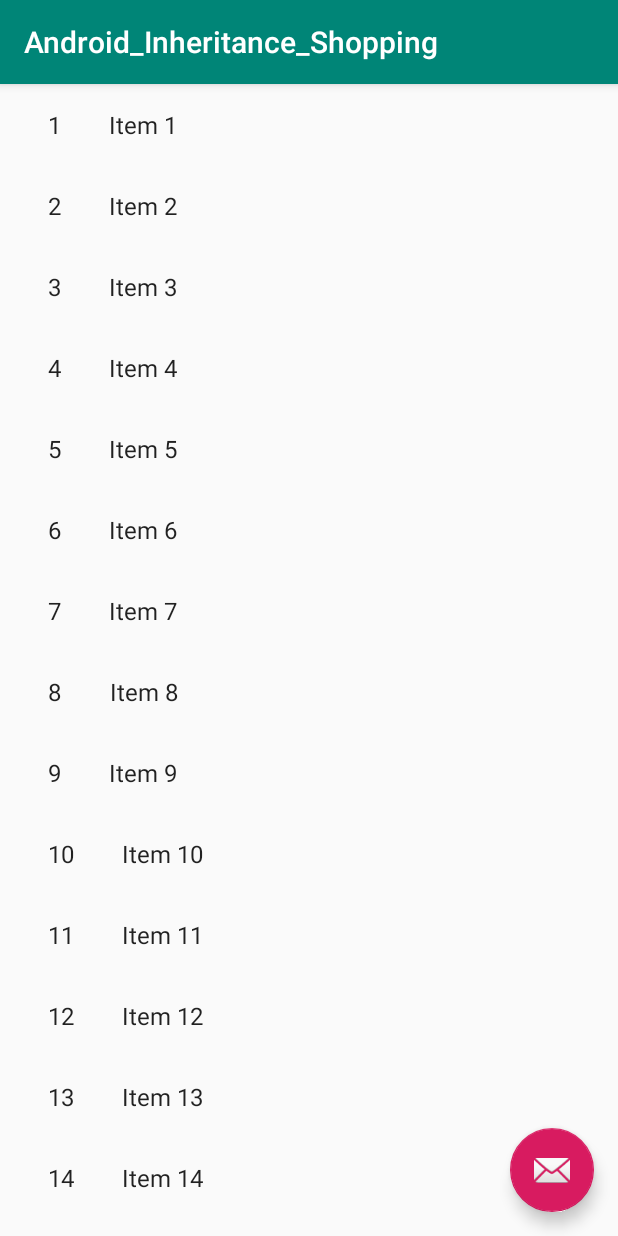
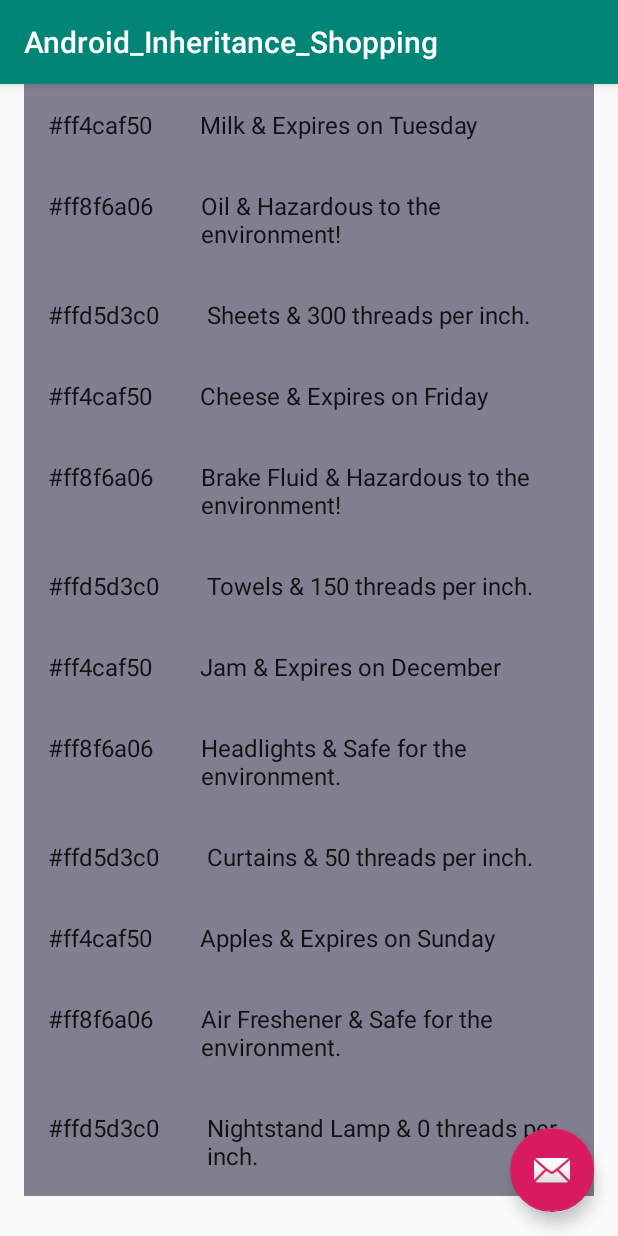
Before and after one commit to bloominstituteoftechnology/Android_Inheritance_Shopping, an Android app: the screen it shows after launch (ItemListActivity), on a phone screen of 412 x 824 dp. Run offline under Robolectric (Android 15) with nearby library versions, the phone set to English and light mode, and no system bars.

Commit message:
Pass Serializable object to Details Fragment

```diff
--- a/app/src/main/java/com/lambdaschool/android_inheritance_shopping/Food.java
+++ b/app/src/main/java/com/lambdaschool/android_inheritance_shopping/Food.java
@@ -1,6 +1,8 @@
 package com.lambdaschool.android_inheritance_shopping;
 
-public class Food extends ShoppingItem {
+import java.io.Serializable;
+
+public class Food extends ShoppingItem implements Serializable {
     private static final int COLOR_RESOURCE_ID = R.color.shopping_item_food;
     private String expirationDate;
 
--- a/app/src/main/java/com/lambdaschool/android_inheritance_shopping/ItemDetailActivity.java
+++ b/app/src/main/java/com/lambdaschool/android_inheritance_shopping/ItemDetailActivity.java
@@ -53,8 +53,8 @@ public class ItemDetailActivity extends AppCompatActivity {
             // Create the detail fragment and add it to the activity
             // using a fragment transaction.
             Bundle arguments = new Bundle();
-            arguments.putString(ItemDetailFragment.ARG_ITEM_ID,
-                    getIntent().getStringExtra(ItemDetailFragment.ARG_ITEM_ID));
+            arguments.putSerializable(ItemDetailFragment.ARG_ITEM_ID,
+                    getIntent().getSerializableExtra(ItemDetailFragment.ARG_ITEM_ID));
             ItemDetailFragment fragment = new ItemDetailFragment();
             fragment.setArguments(arguments);
             getSupportFragmentManager().beginTransaction()
--- a/app/src/main/java/com/lambdaschool/android_inheritance_shopping/ItemDetailFragment.java
+++ b/app/src/main/java/com/lambdaschool/android_inheritance_shopping/ItemDetailFragment.java
@@ -9,7 +9,7 @@ import android.view.View;
 import android.view.ViewGroup;
 import android.widget.TextView;
 
-import com.lambdaschool.android_inheritance_shopping.dummy.DummyContent;
+import java.util.ArrayList;
 
 /**
  * A fragment representing a single Item detail screen.
@@ -27,7 +27,7 @@ public class ItemDetailFragment extends Fragment {
     /**
      * The dummy content this fragment is presenting.
      */
-    private DummyContent.DummyItem mItem;
+    private ShoppingItem mItem;
 
     /**
      * Mandatory empty constructor for the fragment manager to instantiate the
@@ -44,24 +44,24 @@ public class ItemDetailFragment extends Fragment {
             // Load the dummy content specified by the fragment
             // arguments. In a real-world scenario, use a Loader
             // to load content from a content provider.
-            mItem = DummyContent.ITEM_MAP.get(getArguments().getString(ARG_ITEM_ID));
+            mItem = (ShoppingItem)getArguments().getSerializable(ARG_ITEM_ID);
 
             Activity activity = this.getActivity();
-            CollapsingToolbarLayout appBarLayout = (CollapsingToolbarLayout) activity.findViewById(R.id.toolbar_layout);
+            CollapsingToolbarLayout appBarLayout = activity.findViewById(R.id.toolbar_layout);
             if (appBarLayout != null) {
-                appBarLayout.setTitle(mItem.content);
+                appBarLayout.setBackgroundColor(mItem.getColorId());
+                appBarLayout.setTitle(mItem.getProductName());
             }
         }
     }
 
     @Override
-    public View onCreateView(LayoutInflater inflater, ViewGroup container,
-                             Bundle savedInstanceState) {
+    public View onCreateView(LayoutInflater inflater, ViewGroup container, Bundle savedInstanceState) {
         View rootView = inflater.inflate(R.layout.item_detail, container, false);
 
         // Show the dummy content as text in a TextView.
         if (mItem != null) {
-            ((TextView) rootView.findViewById(R.id.item_detail)).setText(mItem.details);
+            ((TextView) rootView.findViewById(R.id.item_detail)).setText(mItem.getDisplayName());
         }
 
         return rootView;
--- a/app/src/main/java/com/lambdaschool/android_inheritance_shopping/ItemListActivity.java
+++ b/app/src/main/java/com/lambdaschool/android_inheritance_shopping/ItemListActivity.java
@@ -12,11 +12,10 @@ import android.support.design.widget.Snackbar;
 import android.view.LayoutInflater;
 import android.view.View;
 import android.view.ViewGroup;
+import android.widget.LinearLayout;
 import android.widget.TextView;
 
-import com.lambdaschool.android_inheritance_shopping.dummy.DummyContent;
-
-import java.util.List;
+import java.util.ArrayList;
 
 /**
  * An activity representing a list of Items. This activity
@@ -33,6 +32,8 @@ public class ItemListActivity extends AppCompatActivity {
      * device.
      */
     private boolean mTwoPane;
+
+    private ArrayList<ShoppingItem> shoppingItemArrayList;
 
     @Override
     protected void onCreate(Bundle savedInstanceState) {
@@ -62,44 +63,55 @@ public class ItemListActivity extends AppCompatActivity {
 
         View recyclerView = findViewById(R.id.item_list);
         assert recyclerView != null;
+        populateShoppingBag();
         setupRecyclerView((RecyclerView) recyclerView);
     }
 
-    private void setupRecyclerView(@NonNull RecyclerView recyclerView) {
-        recyclerView.setAdapter(new SimpleItemRecyclerViewAdapter(this, DummyContent.ITEMS, mTwoPane));
+    private void populateShoppingBag() {
+        shoppingItemArrayList = new ArrayList<>();
+        shoppingItemArrayList.add(new Food("Milk", "Tuesday"));
+        shoppingItemArrayList.add(new Automotive("Oil", true));
+        shoppingItemArrayList.add(new Bedroom("Sheets", 300));
+        shoppingItemArrayList.add(new Food("Cheese", "Friday"));
+        shoppingItemArrayList.add(new Automotive("Brake Fluid", true));
+        shoppingItemArrayList.add(new Bedroom("Towels", 150));
+        shoppingItemArrayList.add(new Food("Jam", "December"));
+        shoppingItemArrayList.add(new Automotive("Headlights", false));
+        shoppingItemArrayList.add(new Bedroom("Curtains", 50));
+        shoppingItemArrayList.add(new Food("Apples", "Sunday"));
+        shoppingItemArrayList.add(new Automotive("Air Freshener", false));
+        shoppingItemArrayList.add(new Bedroom("Nightstand Lamp", 0));
     }
 
-    public static class SimpleItemRecyclerViewAdapter
-            extends RecyclerView.Adapter<SimpleItemRecyclerViewAdapter.ViewHolder> {
+    private void setupRecyclerView(@NonNull RecyclerView recyclerView) {
+        recyclerView.setAdapter(new SimpleItemRecyclerViewAdapter(this, shoppingItemArrayList, mTwoPane));
+    }
+
+    public static class SimpleItemRecyclerViewAdapter extends RecyclerView.Adapter<SimpleItemRecyclerViewAdapter.ViewHolder> {
 
         private final ItemListActivity mParentActivity;
-        private final List<DummyContent.DummyItem> mValues;
+        private final ArrayList<ShoppingItem> mValues;
         private final boolean mTwoPane;
         private final View.OnClickListener mOnClickListener = new View.OnClickListener() {
             @Override
             public void onClick(View view) {
-                DummyContent.DummyItem item = (DummyContent.DummyItem) view.getTag();
+                ShoppingItem item = (ShoppingItem) view.getTag();
                 if (mTwoPane) {
                     Bundle arguments = new Bundle();
-                    arguments.putString(ItemDetailFragment.ARG_ITEM_ID, item.id);
+                    arguments.putSerializable(ItemDetailFragment.ARG_ITEM_ID, item);
                     ItemDetailFragment fragment = new ItemDetailFragment();
                     fragment.setArguments(arguments);
-                    mParentActivity.getSupportFragmentManager().beginTransaction()
-                            .replace(R.id.item_detail_container, fragment)
-                            .commit();
+                    mParentActivity.getSupportFragmentManager().beginTransaction().replace(R.id.item_detail_container, fragment).commit();
                 } else {
                     Context context = view.getContext();
                     Intent intent = new Intent(context, ItemDetailActivity.class);
-                    intent.putExtra(ItemDetailFragment.ARG_ITEM_ID, item.id);
-
+                    intent.putExtra(ItemDetailFragment.ARG_ITEM_ID, item);
                     context.startActivity(intent);
                 }
             }
         };
 
-        SimpleItemRecyclerViewAdapter(ItemListActivity parent,
-                                      List<DummyContent.DummyItem> items,
-                                      boolean twoPane) {
+        SimpleItemRecyclerViewAdapter(ItemListActivity parent, ArrayList<ShoppingItem> items, boolean twoPane) {
             mValues = items;
             mParentActivity = parent;
             mTwoPane = twoPane;
@@ -107,17 +119,18 @@ public class ItemListActivity extends AppCompatActivity {
 
         @Override
         public ViewHolder onCreateViewHolder(ViewGroup parent, int viewType) {
-            View view = LayoutInflater.from(parent.getContext())
-                    .inflate(R.layout.item_list_content, parent, false);
+            View view = LayoutInflater.from(parent.getContext()).inflate(R.layout.item_list_content, parent, false);
             return new ViewHolder(view);
         }
 
         @Override
         public void onBindViewHolder(final ViewHolder holder, int position) {
-            holder.mIdView.setText(mValues.get(position).id);
-            holder.mContentView.setText(mValues.get(position).content);
-
-            holder.itemView.setTag(mValues.get(position));
+            ShoppingItem shoppingItem = mValues.get(position);
+            holder.mIdView.setText(shoppingItem.getColorId());
+            holder.mContentView.setText(shoppingItem.getDisplayName());
+            int color=shoppingItem.getColorId();
+            holder.mParentLayout.setBackgroundColor(shoppingItem.getColorId());
+            holder.itemView.setTag(shoppingItem);
             holder.itemView.setOnClickListener(mOnClickListener);
         }
 
@@ -129,11 +142,13 @@ public class ItemListActivity extends AppCompatActivity {
         class ViewHolder extends RecyclerView.ViewHolder {
             final TextView mIdView;
             final TextView mContentView;
+            final LinearLayout mParentLayout;
 
             ViewHolder(View view) {
                 super(view);
-                mIdView = (TextView) view.findViewById(R.id.id_text);
-                mContentView = (TextView) view.findViewById(R.id.content);
+                mIdView = view.findViewById(R.id.text1);
+                mContentView = view.findViewById(R.id.text2);
+                mParentLayout = view.findViewById(R.id.parent);
             }
         }
     }
--- a/app/src/main/java/com/lambdaschool/android_inheritance_shopping/ShoppingItem.java
+++ b/app/src/main/java/com/lambdaschool/android_inheritance_shopping/ShoppingItem.java
@@ -1,6 +1,8 @@
 package com.lambdaschool.android_inheritance_shopping;
 
-public class ShoppingItem {
+import java.io.Serializable;
+
+public class ShoppingItem implements Serializable {
     private int colorId;
     private String productName;
 
@@ -12,4 +14,12 @@ public class ShoppingItem {
     public String getDisplayName() {
         return this.productName + " & ";
     }
+
+    public int getColorId() {
+        return colorId;
+    }
+
+    public String getProductName() {
+        return productName;
+    }
 }
--- a/app/src/main/java/com/lambdaschool/android_inheritance_shopping/dummy/DummyContent.java
+++ /dev/null
@@ -1,72 +0,0 @@
-package com.lambdaschool.android_inheritance_shopping.dummy;
-
-import java.util.ArrayList;
-import java.util.HashMap;
-import java.util.List;
-import java.util.Map;
-
-/**
- * Helper class for providing sample content for user interfaces created by
- * Android template wizards.
- * <p>
- * TODO: Replace all uses of this class before publishing your app.
- */
-public class DummyContent {
-
-    /**
-     * An array of sample (dummy) items.
-     */
-    public static final List<DummyItem> ITEMS = new ArrayList<DummyItem>();
-
-    /**
-     * A map of sample (dummy) items, by ID.
-     */
-    public static final Map<String, DummyItem> ITEM_MAP = new HashMap<String, DummyItem>();
-
-    private static final int COUNT = 25;
-
-    static {
-        // Add some sample items.
-        for (int i = 1; i <= COUNT; i++) {
-            addItem(createDummyItem(i));
-        }
-    }
-
-    private static void addItem(DummyItem item) {
-        ITEMS.add(item);
-        ITEM_MAP.put(item.id, item);
-    }
-
-    private static DummyItem createDummyItem(int position) {
-        return new DummyItem(String.valueOf(position), "Item " + position, makeDetails(position));
-    }
-
-    private static String makeDetails(int position) {
-        StringBuilder builder = new StringBuilder();
-        builder.append("Details about Item: ").append(position);
-        for (int i = 0; i < position; i++) {
-            builder.append("\nMore details information here.");
-        }
-        return builder.toString();
-    }
-
-    /**
-     * A dummy item representing a piece of content.
-     */
-    public static class DummyItem {
-        public final String id;
-        public final String content;
-        public final String details;
-
-        public DummyItem(String id, String content, String details) {
-            this.id = id;
-            this.content = content;
-            this.details = details;
-        }
-
-        @Override
-        public String toString() {
-            return content;
-        }
-    }
-}
--- a/app/src/main/res/layout/activity_item_detail.xml
+++ b/app/src/main/res/layout/activity_item_detail.xml
@@ -1,5 +1,7 @@
 <?xml version="1.0" encoding="utf-8"?>
-<android.support.design.widget.CoordinatorLayout xmlns:android="http://schemas.android.com/apk/res/android"
+
+<android.support.design.widget.CoordinatorLayout
+    xmlns:android="http://schemas.android.com/apk/res/android"
     xmlns:app="http://schemas.android.com/apk/res-auto"
     xmlns:tools="http://schemas.android.com/tools"
     android:layout_width="match_parent"
--- a/app/src/main/res/layout/activity_item_list.xml
+++ b/app/src/main/res/layout/activity_item_list.xml
@@ -1,5 +1,7 @@
 <?xml version="1.0" encoding="utf-8"?>
-<android.support.design.widget.CoordinatorLayout xmlns:android="http://schemas.android.com/apk/res/android"
+
+<android.support.design.widget.CoordinatorLayout
+    xmlns:android="http://schemas.android.com/apk/res/android"
     xmlns:app="http://schemas.android.com/apk/res-auto"
     xmlns:tools="http://schemas.android.com/tools"
     android:layout_width="match_parent"
--- a/app/src/main/res/layout/item_detail.xml
+++ b/app/src/main/res/layout/item_detail.xml
@@ -1,5 +1,7 @@
 <?xml version="1.0" encoding="utf-8"?>
-<TextView xmlns:android="http://schemas.android.com/apk/res/android"
+
+<TextView
+    xmlns:android="http://schemas.android.com/apk/res/android"
     xmlns:tools="http://schemas.android.com/tools"
     android:id="@+id/item_detail"
     style="?android:attr/textAppearanceLarge"
--- a/app/src/main/res/layout/item_list_content.xml
+++ b/app/src/main/res/layout/item_list_content.xml
@@ -1,20 +1,24 @@
 <?xml version="1.0" encoding="utf-8"?>
-<LinearLayout xmlns:android="http://schemas.android.com/apk/res/android"
-    android:layout_width="wrap_content"
+
+<LinearLayout
+    xmlns:android="http://schemas.android.com/apk/res/android"
+    android:id="@+id/parent"
+    android:layout_width="match_parent"
     android:layout_height="wrap_content"
     android:orientation="horizontal">
 
     <TextView
-        android:id="@+id/id_text"
+        android:id="@+id/text1"
         android:layout_width="wrap_content"
         android:layout_height="wrap_content"
         android:layout_margin="@dimen/text_margin"
         android:textAppearance="?attr/textAppearanceListItem" />
 
     <TextView
-        android:id="@+id/content"
+        android:id="@+id/text2"
         android:layout_width="wrap_content"
         android:layout_height="wrap_content"
         android:layout_margin="@dimen/text_margin"
         android:textAppearance="?attr/textAppearanceListItem" />
+
 </LinearLayout>
```
